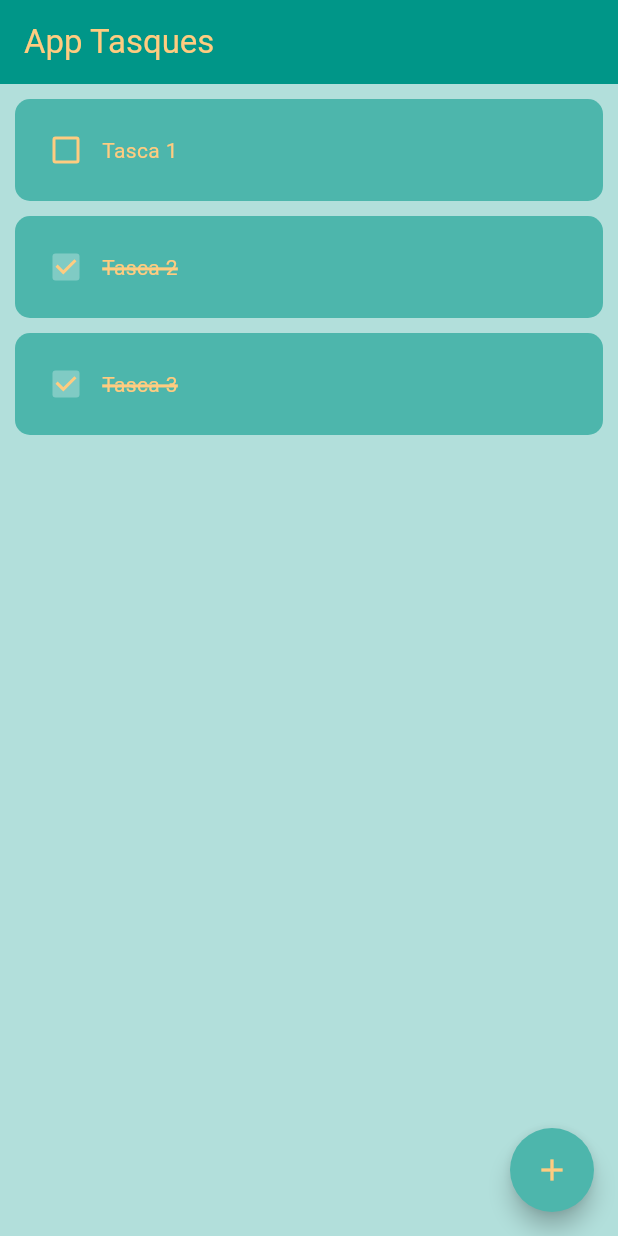
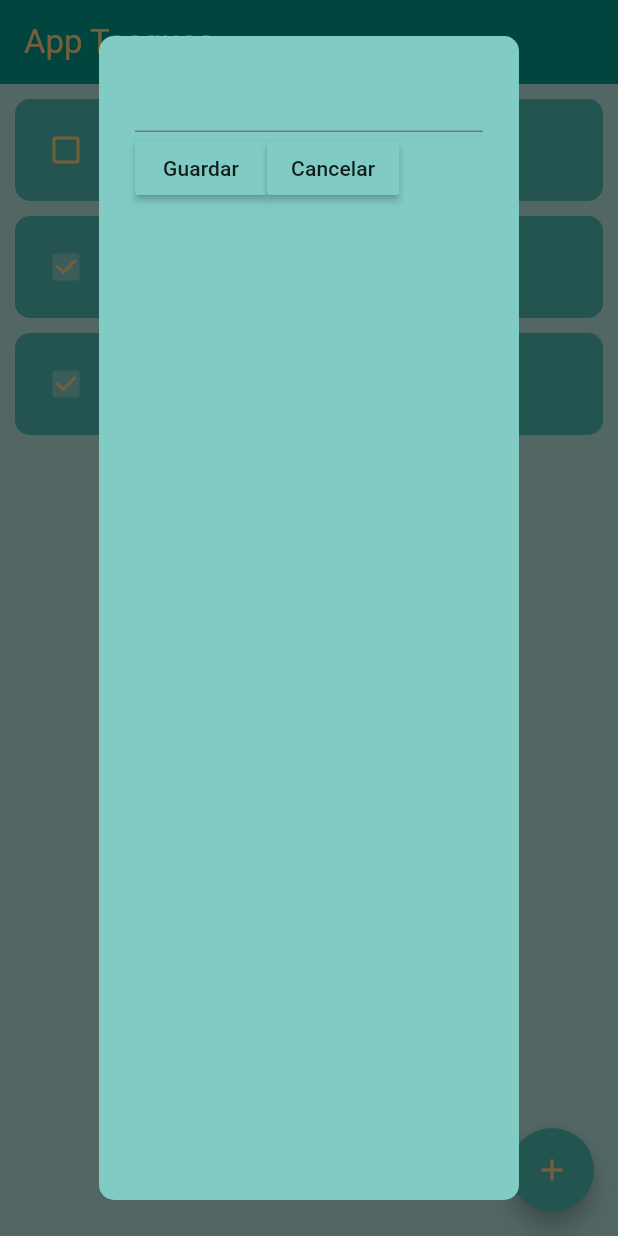
Before and after one commit to marcosLucero/aplicacio_tasques, a Flutter app: the screen it shows after launch, after a tap on the "add" icon, on a phone screen of 412 x 824 dp. Run offline on Flutter 3.47's test engine with Material 3 defaults, Android fonts, the phone set to English and light mode, and no system bars; drawn by our look-alikes of flutter_slidable.

Commit message:
Dialog mustrarse

```diff
--- /dev/null
+++ b/lib/componentes/boto_dialog.dart
@@ -0,0 +1,21 @@
+import 'package:flutter/material.dart';
+
+class BotoDialog extends StatelessWidget {
+  final String textBoto;
+  final Function()? accioBoto;
+
+  const BotoDialog({
+    super.key,
+    required this.textBoto,
+    required this.accioBoto
+    });
+
+  @override
+  Widget build(BuildContext context) {
+    return MaterialButton(
+      onPressed: accioBoto,
+      color: Colors.teal[200],
+      child: Text(textBoto),
+    );
+  }
+}
--- /dev/null
+++ b/lib/componentes/dialog_nova_tasca.dart
@@ -0,0 +1,33 @@
+import 'package:aplicacio_tasques/componentes/boto_dialog.dart';
+import 'package:flutter/material.dart';
+
+class DialogNovaTasca extends StatelessWidget {
+  const DialogNovaTasca({super.key});
+
+  @override
+  Widget build(BuildContext context) {
+    return AlertDialog(
+      backgroundColor: Colors.teal[200],
+      shape: RoundedRectangleBorder(
+        borderRadius: BorderRadius.circular(10),
+      ),
+      content: Container(
+        child: Column(
+          children: [
+            TextField(),
+            Row(
+              children: [
+                BotoDialog(
+                  textBoto: "Guardar",
+                  accioBoto: (){}),  //boton guardar
+                BotoDialog(
+                  textBoto: "Cancelar",
+                  accioBoto: (){}),  //boton cancelar
+              ],
+            )
+          ],
+        ),
+      ),
+    );
+  }
+}
--- a/lib/paginas/pagina_principal.dart
+++ b/lib/paginas/pagina_principal.dart
@@ -1,5 +1,7 @@
 import 'package:aplicacio_tasques/componentes/item_tasca.dart';
 import 'package:flutter/material.dart';
+import 'package:aplicacio_tasques/componentes/dialog_nova_tasca.dart';
+
 
 class PaginaPrincipal extends StatefulWidget {
   const PaginaPrincipal({super.key});
@@ -26,6 +28,13 @@
     });
   }
 
+  void crearNovaTasca(){
+    showDialog(
+      context: context,
+      builder: (context){
+        return const DialogNovaTasca();}
+      );
+  }
   @override
   Widget build(BuildContext context) {
     return Scaffold(
@@ -42,7 +51,7 @@
       floatingActionButton: FloatingActionButton(
         backgroundColor: Colors.teal[300],
         shape: const CircleBorder(),
-        onPressed: () {},
+        onPressed: crearNovaTasca,
         child: Icon(
           Icons.add,
           color: Colors.orange[200],
```
